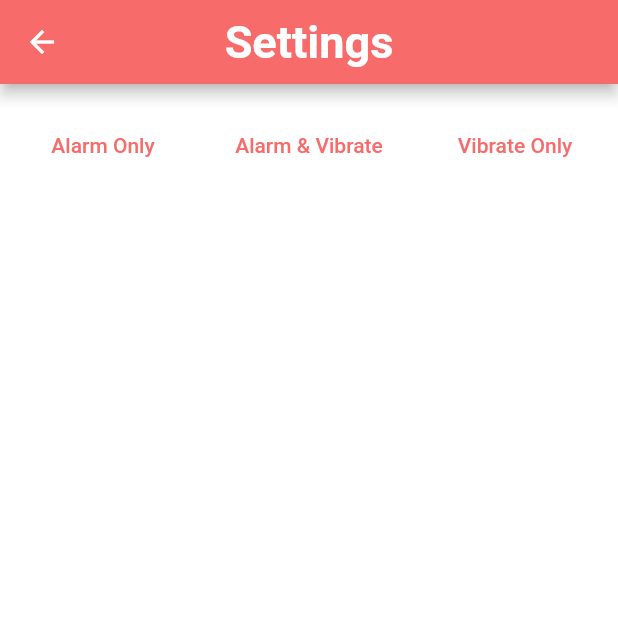
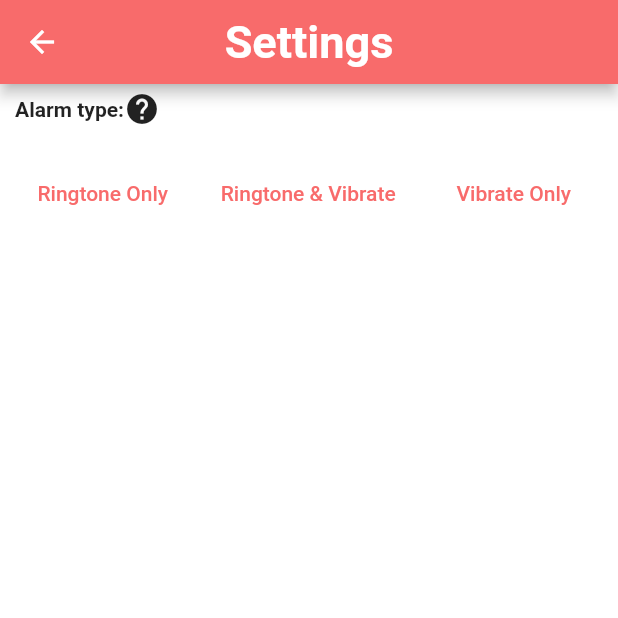
Before and after one commit to Kwang-Kian-Hui/location-alarm_v2, a Flutter app: the screen it shows after launch, after a tap on the "settings" icon, on a phone screen of 412 x 824 dp, the top half of it. Run offline on Flutter 3.47's test engine with Material 2 defaults, Android fonts, the phone set to English and light mode, and no system bars; our stand-ins replace dartz, flutter_riverpod, flutter_screenutil, freezed_annotation, geocoding, geolocator and 5 more; missing offline and left inert: background_location, flutter_ringtone_player, flutter_vibrate; accounts and stored records are empty; Roboto replaces fonts that are missing (Comfortaa).

Commit message:
implement tooltip in settings page

```diff
--- a/lib/presentation/settings_screen.dart
+++ b/lib/presentation/settings_screen.dart
@@ -1,5 +1,6 @@
 import 'package:flutter/material.dart';
 import 'package:flutter_riverpod/flutter_riverpod.dart';
+import 'package:flutter_screenutil/flutter_screenutil.dart';
 import 'package:shared_preferences/shared_preferences.dart';
 
 class AlarmSettingsScreen extends ConsumerStatefulWidget {
@@ -15,28 +16,48 @@ class _AlarmSettingsScreenState extends ConsumerState<AlarmSettingsScreen> {
   @override
   Widget build(BuildContext context) {
     int alarmType = ModalRoute.of(context)!.settings.arguments as int;
-    final height = MediaQuery.of(context).size.height;
-    final width = MediaQuery.of(context).size.width;
     return Scaffold(
       appBar: AppBar(
         title: const Text('Settings'),
       ),
       body: Container(
-        height: height,
-        width: width,
+        height: 730.h,
+        width: 410.w,
         child: Column(
           children: [
             Flexible(
               child: Container(
-                width: width,
-                height: height * 0.1,
+                height: 30.h,
+                width: 410.w,
+                alignment: Alignment.centerLeft,
+                child: Row(
+                  children: [
+                    Container(
+                      padding: EdgeInsets.only(left: 10.w),
+                      child: Text(
+                        "Alarm type:",
+                        style: ThemeData().textTheme.bodyText1,
+                      ),
+                    ),
+                    Tooltip(
+                        message:
+                            "Ringtone plays the default ringtone of device",
+                        child: Icon(Icons.help_outlined)),
+                  ],
+                ),
+              ),
+            ),
+            Flexible(
+              child: Container(
+                height: 70.h,
+                width: 410.w,
                 child: Row(
                   children: [
                     Flexible(
                       fit: FlexFit.tight,
                       child: TextButton(
                         child: Text(
-                        'Alarm Only',
+                          'Ringtone Only',
                         ),
                         onPressed: () async {
                           final pref = await SharedPreferences.getInstance();
@@ -49,7 +70,7 @@ class _AlarmSettingsScreenState extends ConsumerState<AlarmSettingsScreen> {
                       fit: FlexFit.tight,
                       child: TextButton(
                         child: Text(
-                        'Alarm & Vibrate',
+                          'Ringtone & Vibrate',
                         ),
                         onPressed: () async {
                           final pref = await SharedPreferences.getInstance();
@@ -72,37 +93,7 @@ class _AlarmSettingsScreenState extends ConsumerState<AlarmSettingsScreen> {
                       ),
                     ),
                   ],
-              )
-                  // title: Text("Settings"),
-                  // trailing: DropdownButton(
-                  //   value: dropdownValue,
-                  //   icon: const Icon(Icons.arrow_drop_down),
-                  //   items: dropdownItems
-                  //       .map(
-                  //         (item) => DropdownMenuItem<String>(
-                  //           value: item,
-                  //           child: Text(item),
-                  //         ),
-                  //       )
-                  //       .toList(),
-                  //   onChanged: (String? value) {
-                  //     if (value != null)
-                  //       setState(() async {
-                  //         int alarmTypeVal;
-                  //         value == 'Alarm & Vibrate'
-                  //             ? alarmTypeVal = 0
-                  //             : value == 'Alarm Only'
-                  //                 ? alarmTypeVal = 1
-                  //                 : value == 'Vibrate Only'
-                  //                     ? alarmTypeVal = 2
-                  //                     : alarmTypeVal = 3;
-                  //         dropdownValue = value;
-                  //         final pref = await SharedPreferences.getInstance();
-                  //         // might want to shift this elsewhere to test
-                  //         await pref.setInt('alarmType', alarmTypeVal);
-                  //       });
-                  //   },
-                  // ),
+                ),
               ),
             ),
             const Flexible(child: ListTile()),
```
Lines whose indentation alone changed are shown as unchanged.
